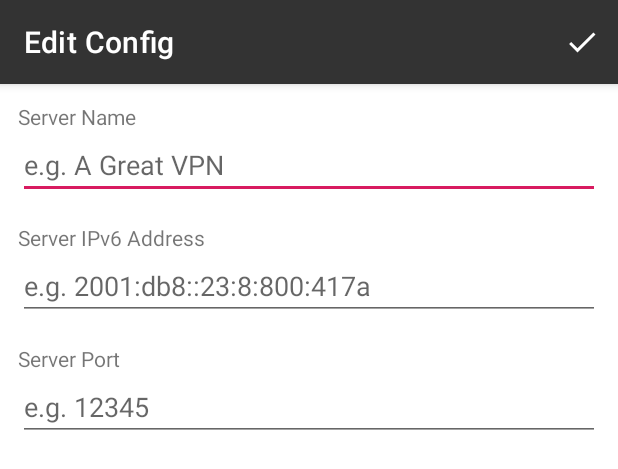
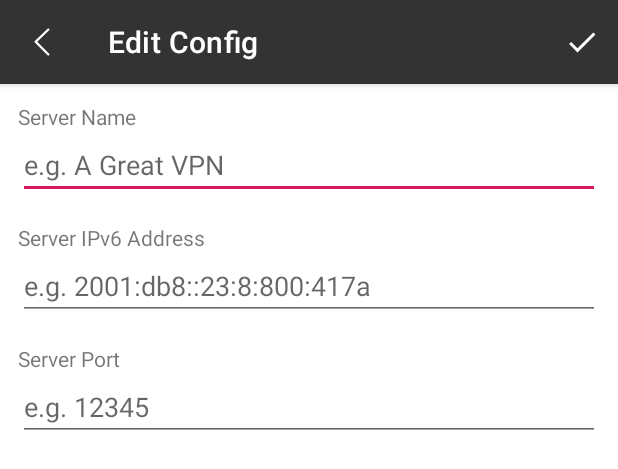
Before and after one commit to li-plus/4over6-android, an Android app: the layout fragment_edit_config.xml on its own in the app's theme, with its tools: preview values and no code run, on a phone screen of 412 x 824 dp. Shown: the top 469 px of the screen. Run offline under Robolectric (Android 15) with nearby library versions, the phone set to English and light mode, and no system bars.

Commit message:
add go back button on editting page

```diff
--- a/app/src/main/java/top/liplus/v4over6/fragment/EditConfigFragment.java
+++ b/app/src/main/java/top/liplus/v4over6/fragment/EditConfigFragment.java
@@ -88,6 +88,9 @@ public class EditConfigFragment extends BaseFragment implements OnShowToastListe
         });
         List<ServerConfig> serverConfigs = GlobalConfig.getServerConfigs(getContext());
         mtTopBar.setTitle(configIndex < 0 ? R.string.new_config : R.string.edit_config);
+        mtTopBar.setNavigationOnClickListener((View view) -> {
+            getBaseFragmentActivity().stopFragment();
+        });
         if (0 <= configIndex && configIndex < serverConfigs.size()) {
             ServerConfig config = serverConfigs.get(configIndex);
             etServerName.setText(config.name);
--- /dev/null
+++ b/app/src/main/res/drawable/ic_action_back.xml
@@ -0,0 +1,9 @@
+<vector xmlns:android="http://schemas.android.com/apk/res/android"
+    android:width="24dp"
+    android:height="24dp"
+    android:viewportWidth="1024"
+    android:viewportHeight="1024">
+    <path
+        android:fillColor="#FFFFFFFF"
+        android:pathData="M376.87,504.75l339.41,338.56a30.17,30.17 0,0 1,7.72 30.29,32 32,0 0,1 -23.51,21.5 33.62,33.62 0,0 1,-31.32 -8.7l-361.47,-360.62a30.17,30.17 0,0 1,0.51 -43.61l361.47,-345.09a33.71,33.71 0,0 1,46.08 0.04,30.17 30.17,0 0,1 0,44.07L376.87,504.75z" />
+</vector>
--- a/app/src/main/res/layout/fragment_config_list.xml
+++ b/app/src/main/res/layout/fragment_config_list.xml
@@ -15,7 +15,7 @@
             android:layout_width="match_parent"
             android:layout_height="?attr/actionBarSize"
             app:menu="@menu/menu_top_bar"
-            app:title="V4over6" />
+            app:title="@string/app_name" />
 
     </com.google.android.material.appbar.AppBarLayout>
 
--- a/app/src/main/res/layout/fragment_edit_config.xml
+++ b/app/src/main/res/layout/fragment_edit_config.xml
@@ -15,6 +15,7 @@
             android:layout_width="match_parent"
             android:layout_height="?attr/actionBarSize"
             app:menu="@menu/menu_new_config"
+            app:navigationIcon="@drawable/ic_action_back"
             app:title="@string/edit_config" />
 
     </com.google.android.material.appbar.AppBarLayout>
--- a/app/src/main/res/menu/menu_new_config.xml
+++ b/app/src/main/res/menu/menu_new_config.xml
@@ -4,6 +4,6 @@
     <item
         android:id="@+id/menu_done"
         android:icon="@drawable/ic_action_done"
-        android:title="Done"
+        android:title="@string/done"
         app:showAsAction="ifRoom" />
 </menu>
--- a/app/src/main/res/values/strings.xml
+++ b/app/src/main/res/values/strings.xml
@@ -9,6 +9,7 @@
     <string name="reset">Reset</string>
     <string name="connect">Connect</string>
     <string name="disconnect">Disconnect</string>
+    <string name="disconnecting">Disconnecting</string>
     <string name="not_connected">Not Connected</string>
     <string name="ipv6">IPv6</string>
     <string name="port">Port</string>
@@ -21,5 +22,5 @@
     <string name="connecting">Connecting</string>
     <string name="edit_config">Edit Config</string>
     <string name="new_config">New Config</string>
-    <string name="disconnecting">Disconnecting</string>
+    <string name="done">Done</string>
 </resources>
```
Also changed, not shown: app/src/main/res/menu/menu_top_bar.xml (+1 -14 lines).
